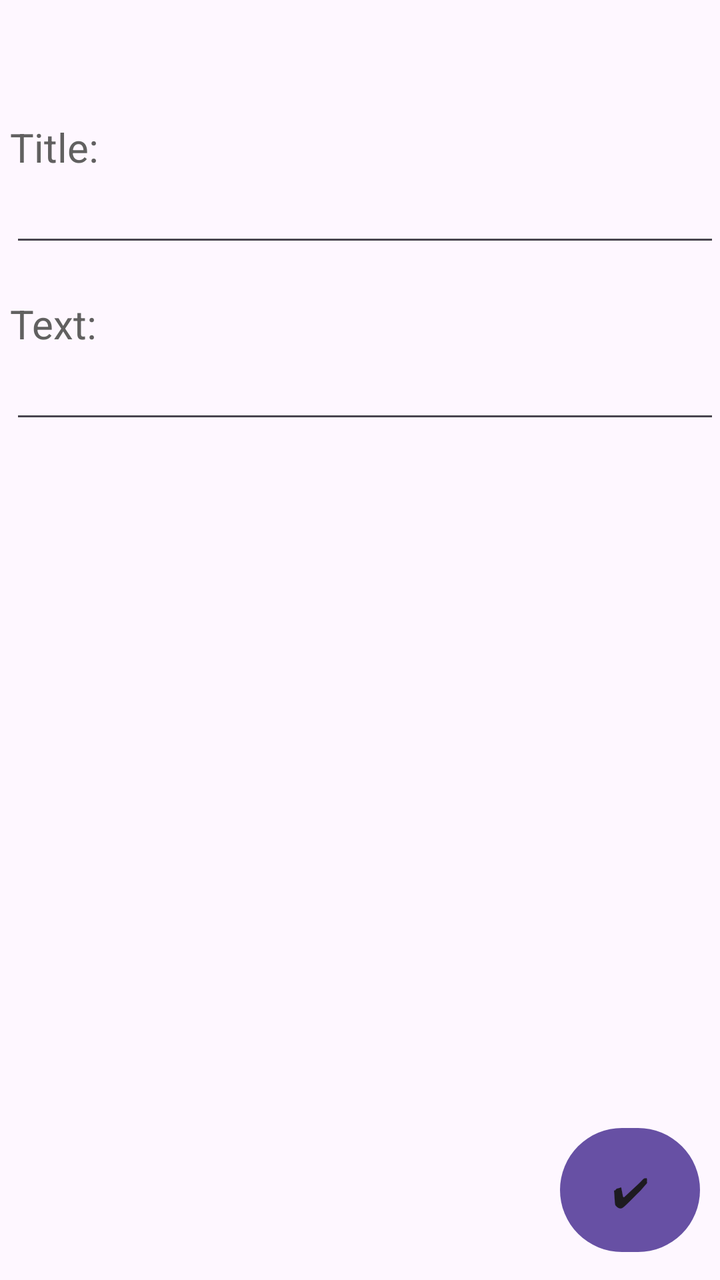
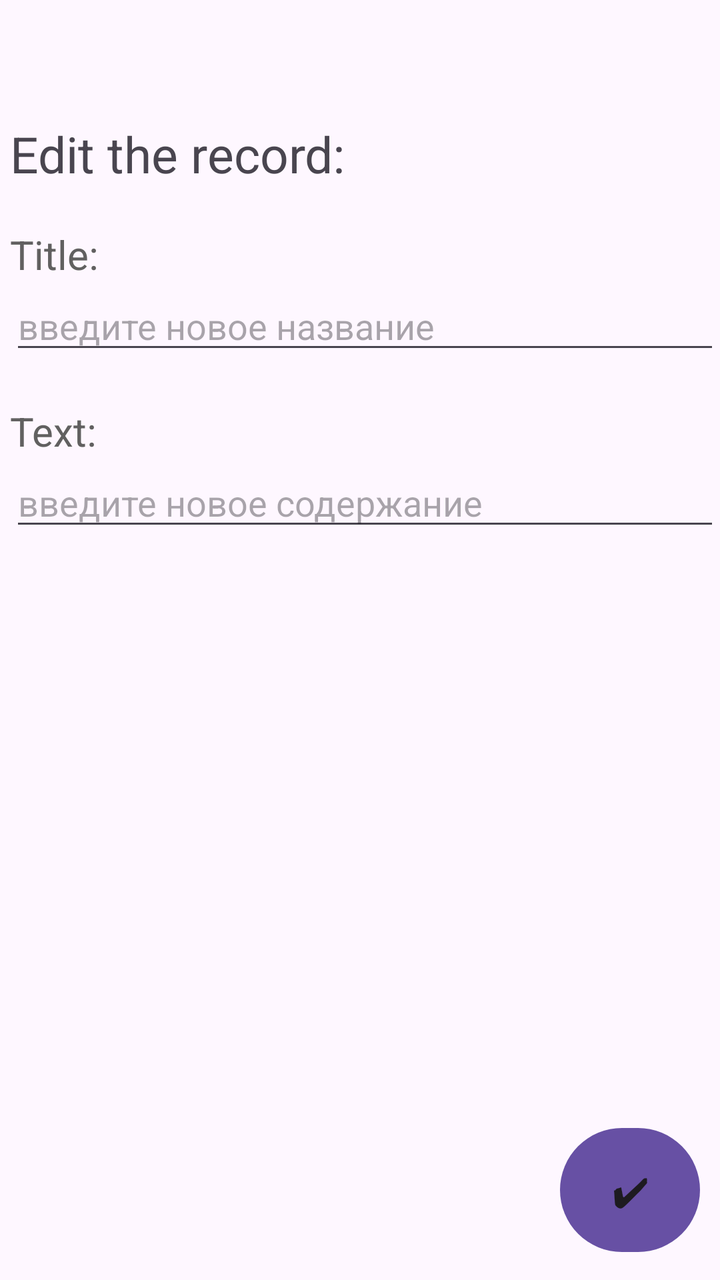

Compare the two renders of this Android layout. The source of the first and the diff that turns it into the second are given below.
<!-- AndroidManifest.xml: application theme Theme.ToDoList -->
<!-- res/layout/fragment_edit_record.xml -->
<?xml version="1.0" encoding="utf-8"?>
<androidx.constraintlayout.widget.ConstraintLayout
    xmlns:android="http://schemas.android.com/apk/res/android"
    xmlns:app="http://schemas.android.com/apk/res-auto"
    android:layout_width="match_parent"
    android:layout_height="match_parent"
    android:paddingTop="60dp">

    <TextView
        android:id="@+id/for_title"
        android:layout_width="0dp"
        android:layout_height="wrap_content"
        android:layout_marginLeft="@dimen/MarginLeft"

        android:text="Title:"
        android:textColor="#616060"
        android:textSize="20sp"

        app:layout_constraintTop_toTopOf="parent"
        app:layout_constraintRight_toRightOf="parent"
        app:layout_constraintLeft_toLeftOf="parent"

        />

    <EditText
        android:id="@+id/input_title"
        android:layout_width="0dp"
        android:layout_height="wrap_content"
        android:layout_marginLeft="@dimen/MarginLeft"

        app:layout_constraintTop_toBottomOf="@+id/for_title"
        app:layout_constraintRight_toRightOf="parent"
        app:layout_constraintLeft_toLeftOf="parent"

        />

    <TextView
        android:id="@+id/for_text"
        android:layout_width="0dp"
        android:layout_height="wrap_content"
        android:layout_marginLeft="@dimen/MarginLeft"

        android:layout_marginTop="20dp"

        android:text="Text:"
        android:textColor="#616060"
        android:textSize="20sp"

        app:layout_constraintTop_toBottomOf="@+id/input_title"
        app:layout_constraintRight_toRightOf="parent"
        app:layout_constraintLeft_toLeftOf="parent"

        />

    <EditText
        android:id="@+id/input_text"
        android:layout_width="0dp"
        android:layout_height="wrap_content"
        android:layout_marginLeft="@dimen/MarginLeft"

        app:layout_constraintTop_toBottomOf="@+id/for_text"
        app:layout_constraintRight_toRightOf="parent"
        app:layout_constraintLeft_toLeftOf="parent"

        />

    <Button
        android:id="@+id/change_record"
        android:layout_width="70dp"
        android:layout_height="70dp"

        style="@style/BtnAddNewRecord"

        android:layout_marginBottom="10dp"
        android:layout_marginRight="10dp"

        app:layout_constraintRight_toRightOf="parent"
        app:layout_constraintBottom_toBottomOf="parent"
        />

</androidx.constraintlayout.widget.ConstraintLayout>
<!-- resources referenced by this layout -->
<resources>
  <dimen name="MarginLeft">5dp</dimen>
  <style name="BtnAddNewRecord" parent="Btn">
          <item name="cornerRadius">35dp</item>
          <item name="android:textSize">20sp</item>
          <item name="android:text">✔</item>
      </style>
  <style name="Theme.ToDoList" parent="Base.Theme.ToDoList" />
  <style name="Btn" parent="TextAppearance.MaterialComponents.Button">
  
      </style>
  <style name="Base.Theme.ToDoList" parent="Theme.Material3.DayNight.NoActionBar">
          
          
      </style>
</resources>

<!-- the commit's change to res/layout/fragment_edit_record.xml (unified diff, before → after) -->
@@ -5,6 +5,18 @@
     android:layout_width="match_parent"
     android:layout_height="match_parent"
     android:paddingTop="60dp">
+
+    <TextView
+        android:id="@+id/title_edit_fragment"
+        android:layout_width="0dp"
+        android:layout_height="wrap_content"
+        android:text="Edit the record:"
+        android:textSize="25sp"
+        android:layout_marginLeft="@dimen/MarginLeft"
+        app:layout_constraintTop_toTopOf="parent"
+        app:layout_constraintRight_toRightOf="parent"
+        app:layout_constraintLeft_toLeftOf="parent"
+        />
 
     <TextView
         android:id="@+id/for_title"
@@ -15,8 +27,8 @@
         android:text="Title:"
         android:textColor="#616060"
         android:textSize="20sp"
-
-        app:layout_constraintTop_toTopOf="parent"
+        android:layout_marginTop="20dp"
+        app:layout_constraintTop_toBottomOf="@id/title_edit_fragment"
         app:layout_constraintRight_toRightOf="parent"
         app:layout_constraintLeft_toLeftOf="parent"
 
@@ -27,7 +39,7 @@
         android:layout_width="0dp"
         android:layout_height="wrap_content"
         android:layout_marginLeft="@dimen/MarginLeft"
-
+        android:hint="введите новое название"
         app:layout_constraintTop_toBottomOf="@+id/for_title"
         app:layout_constraintRight_toRightOf="parent"
         app:layout_constraintLeft_toLeftOf="parent"
@@ -57,7 +69,7 @@
         android:layout_width="0dp"
         android:layout_height="wrap_content"
         android:layout_marginLeft="@dimen/MarginLeft"
-
+        android:hint="введите новое содержание"
         app:layout_constraintTop_toBottomOf="@+id/for_text"
         app:layout_constraintRight_toRightOf="parent"
         app:layout_constraintLeft_toLeftOf="parent"
